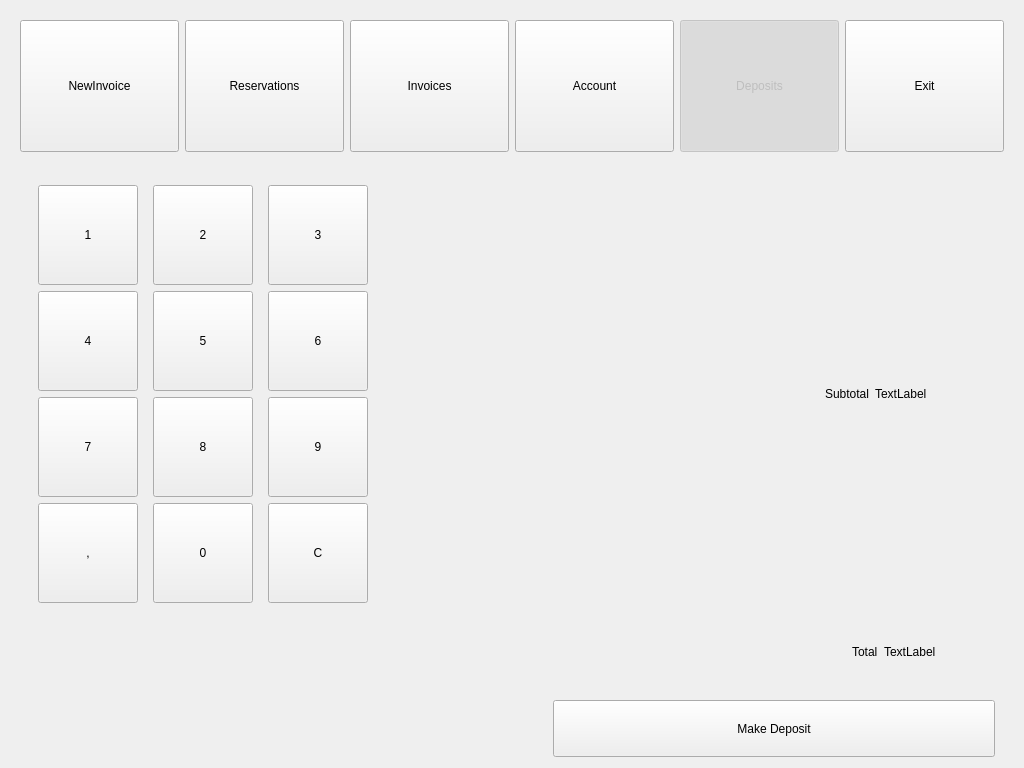
Qt form penyamanager/user/depositwindow.ui (eguzki/penyamanager) before a commit.
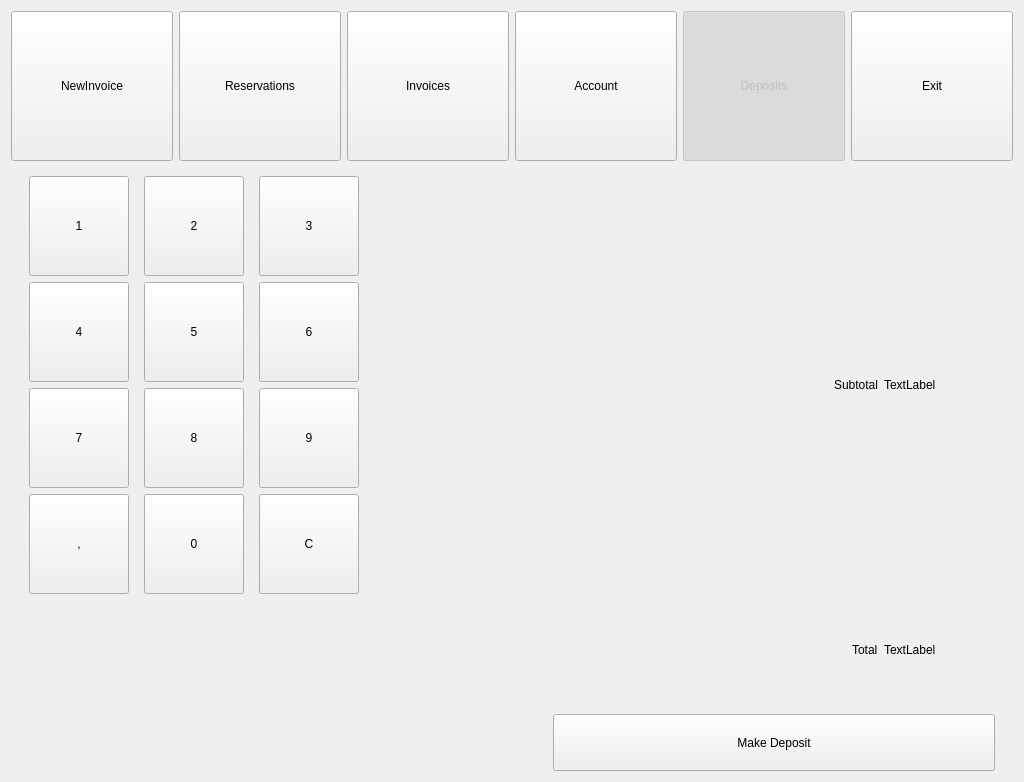
The same form after that commit.

The edit to the form file:
```diff
--- a/penyamanager/user/depositwindow.ui
+++ b/penyamanager/user/depositwindow.ui
@@ -7,7 +7,7 @@
     <x>0</x>
     <y>0</y>
     <width>1024</width>
-    <height>768</height>
+    <height>782</height>
    </rect>
   </property>
   <property name="sizePolicy">
@@ -44,6 +44,18 @@
       </size>
      </property>
      <layout class="QHBoxLayout" name="horizontalLayout_5">
+      <property name="leftMargin">
+       <number>0</number>
+      </property>
+      <property name="topMargin">
+       <number>0</number>
+      </property>
+      <property name="rightMargin">
+       <number>0</number>
+      </property>
+      <property name="bottomMargin">
+       <number>0</number>
+      </property>
       <item>
        <widget class="QPushButton" name="newinvoiceButton">
         <property name="sizePolicy">
@@ -173,6 +185,18 @@
    <item>
     <widget class="QWidget" name="depositWidget" native="true">
      <layout class="QHBoxLayout" name="horizontalLayout_6">
+      <property name="leftMargin">
+       <number>0</number>
+      </property>
+      <property name="topMargin">
+       <number>0</number>
+      </property>
+      <property name="rightMargin">
+       <number>0</number>
+      </property>
+      <property name="bottomMargin">
+       <number>0</number>
+      </property>
       <item>
        <widget class="QWidget" name="numPadWidget1" native="true">
         <property name="minimumSize">
```
